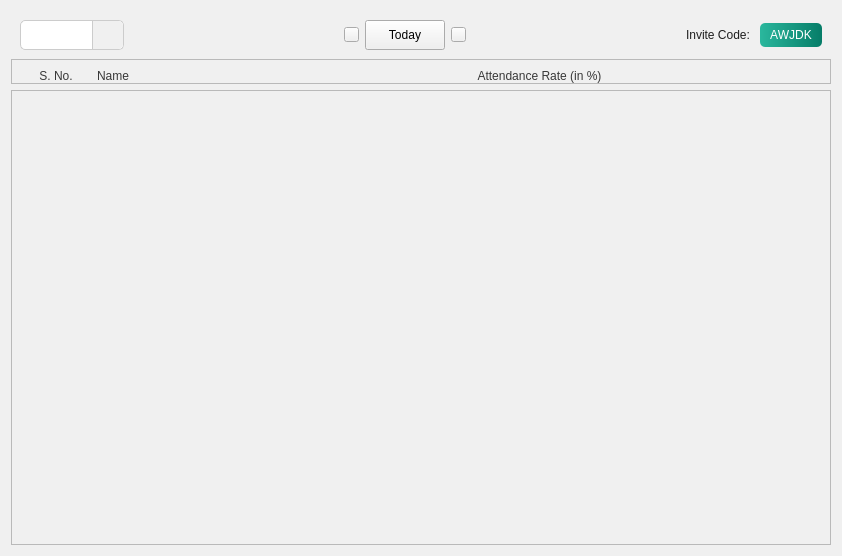
Qt form ui/QTFiles/attendance.ui (fizzycoding/Attendance-Management-System--College) before a commit.
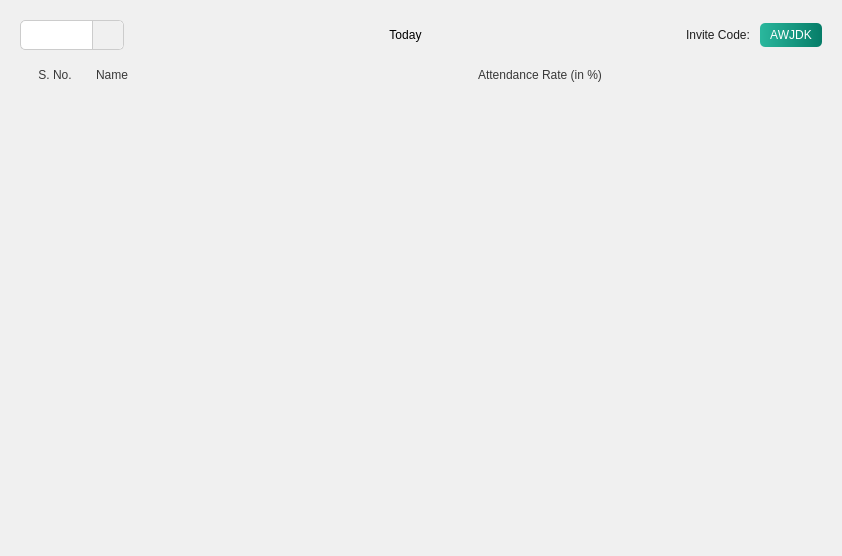
The same form after that commit. Icons and pictures are not drawn.

The edit to the form file:
```diff
--- a/ui/QTFiles/attendance.ui
+++ b/ui/QTFiles/attendance.ui
@@ -34,6 +34,10 @@
        <verstretch>0</verstretch>
       </sizepolicy>
      </property>
+     <property name="styleSheet">
+      <string notr="true">background-color: transparent;
+border:none</string>
+     </property>
      <layout class="QHBoxLayout" name="horizontalLayout_2">
       <item>
        <widget class="QComboBox" name="dropdown_classes">
@@ -268,6 +272,10 @@
    </item>
    <item>
     <widget class="QStackedWidget" name="students_stacked">
+     <property name="styleSheet">
+      <string notr="true">background-color: transparent;
+border:none</string>
+     </property>
      <property name="currentIndex">
       <number>1</number>
      </property>
@@ -439,11 +447,14 @@
            <rect>
             <x>0</x>
             <y>0</y>
-            <width>820</width>
-            <height>448</height>
+            <width>824</width>
+            <height>456</height>
            </rect>
           </property>
           <layout class="QVBoxLayout" name="studentsLayout" stretch="0">
+           <property name="spacing">
+            <number>0</number>
+           </property>
            <property name="leftMargin">
             <number>9</number>
            </property>
```
Left out of the diff: 3 changed lines with no effect on the pictures.
